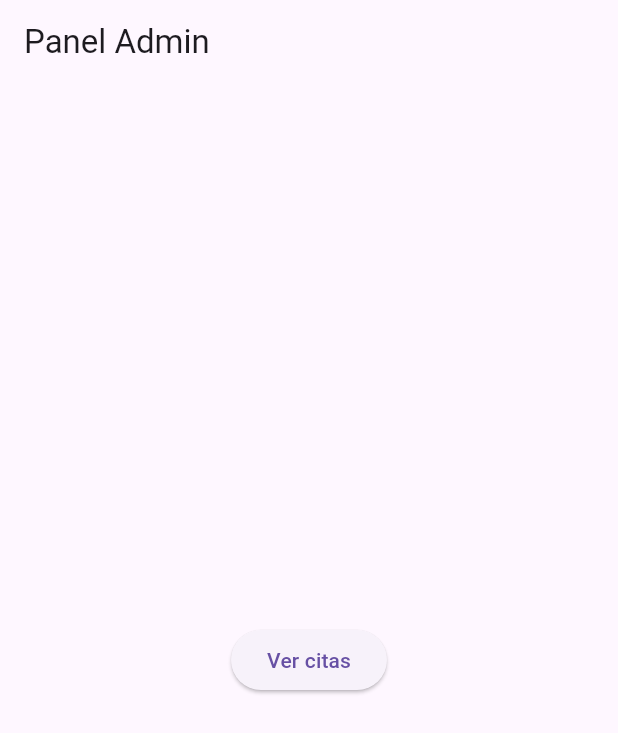
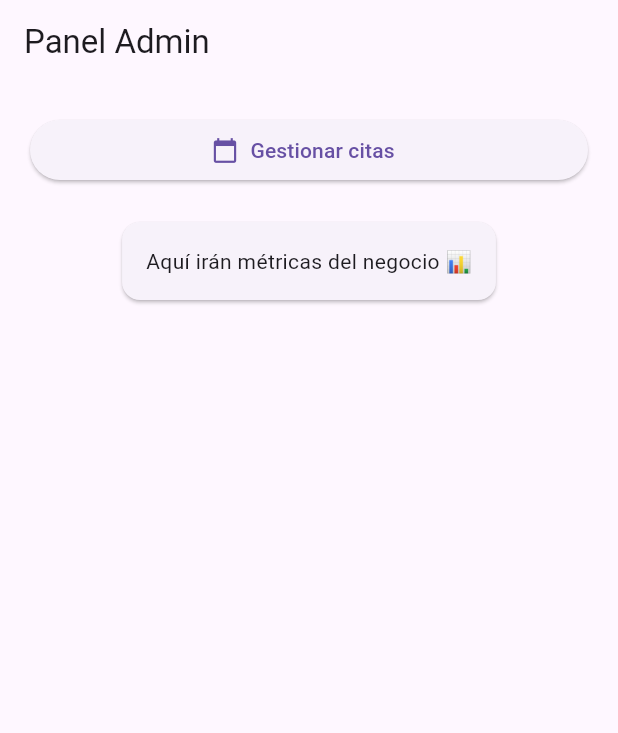
Before and after one commit to Eddi07/jtpanther, a Flutter app: the AdminDashboardScreen screen opened by its route, on a phone screen of 412 x 824 dp. Shown: the top 733 px of the screen. Run offline on Flutter 3.47's test engine with Material 3 defaults, Android fonts, the phone set to English and light mode, and no system bars; our stand-ins replace carousel_slider, go_router, supabase_flutter; accounts and stored records are empty.

Commit message:
Modifiaccion de panel admin.

```diff
--- a/lib/features/admin/admin_dashboard_screen.dart
+++ b/lib/features/admin/admin_dashboard_screen.dart
@@ -1,6 +1,6 @@
 import 'package:flutter/material.dart';
+import 'package:go_router/go_router.dart';
 import '../../core/utils/admin_notifications.dart';
-import '../admin/admin_appointments_screen.dart';
 
 class AdminDashboardScreen extends StatefulWidget {
   const AdminDashboardScreen({super.key});
@@ -10,32 +10,55 @@ class AdminDashboardScreen extends StatefulWidget {
 }
 
 class _AdminDashboardScreenState extends State<AdminDashboardScreen> {
+
   @override
   void initState() {
     super.initState();
 
     listenNewAppointments((data) {
-      ScaffoldMessenger.of(
-        context,
-      ).showSnackBar(const SnackBar(content: Text("Nueva cita registrada")));
+      ScaffoldMessenger.of(context).showSnackBar(
+        const SnackBar(
+          content: Text("Nueva cita registrada"),
+        ),
+      );
     });
   }
 
   @override
   Widget build(BuildContext context) {
     return Scaffold(
-      appBar: AppBar(title: const Text("Panel Admin")),
-      body: Center(
-        child: ElevatedButton(
-          onPressed: () {
-            Navigator.push(
-              context,
-              MaterialPageRoute(
-                builder: (_) => const AdminAppointmentsScreen(),
+      appBar: AppBar(
+        title: const Text("Panel Admin"),
+      ),
+
+      body: Padding(
+        padding: const EdgeInsets.all(20),
+
+        child: Column(
+          children: [
+
+            /// BOTÓN CITAS
+            SizedBox(
+              width: double.infinity,
+              child: ElevatedButton.icon(
+                onPressed: () {
+                  context.go('/admin-citas');
+                },
+                icon: const Icon(Icons.calendar_today),
+                label: const Text("Gestionar citas"),
               ),
-            );
-          },
-          child: const Text("Ver citas"),
+            ),
+
+            const SizedBox(height: 20),
+
+            /// FUTURO: MÉTRICAS
+            const Card(
+              child: Padding(
+                padding: EdgeInsets.all(16),
+                child: Text("Aquí irán métricas del negocio 📊"),
+              ),
+            ),
+          ],
         ),
       ),
     );
--- a/lib/routes/app_router.dart
+++ b/lib/routes/app_router.dart
@@ -8,8 +8,11 @@ import '../features/services/services_screen.dart';
 import '../features/barbers/barbers_screen.dart';
 import '../screens/calendar_screen.dart';
 import '../screens/confirmation_screen.dart';
+import '../features/admin/admin_dashboard_screen.dart';
+import '../features/admin/admin_appointments_screen.dart';
 import '../features/home/home_screen.dart';
-import '../features/admin/admin_dashboard_screen.dart';
+
+
 
 class AppRouter {
   static final router = GoRouter(
@@ -22,6 +25,11 @@ class AppRouter {
       GoRoute(
         path: '/admin',
         builder: (context, state) => const AdminDashboardScreen(),
+      ),
+
+      GoRoute(
+        path: '/admin-citas',
+        builder: (context, state) => const AdminAppointmentsScreen(),
       ),
 
       GoRoute(
```
Also changed, not shown: lib/features/admin/admin_appointments_screen.dart (+52 -45 lines).
